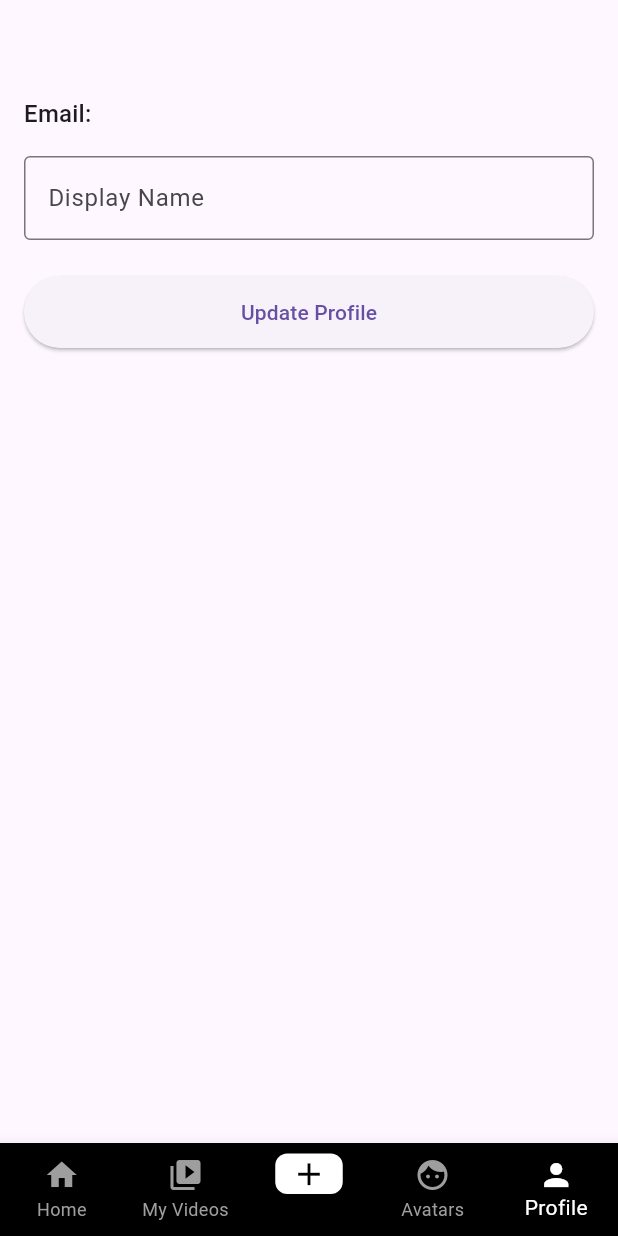
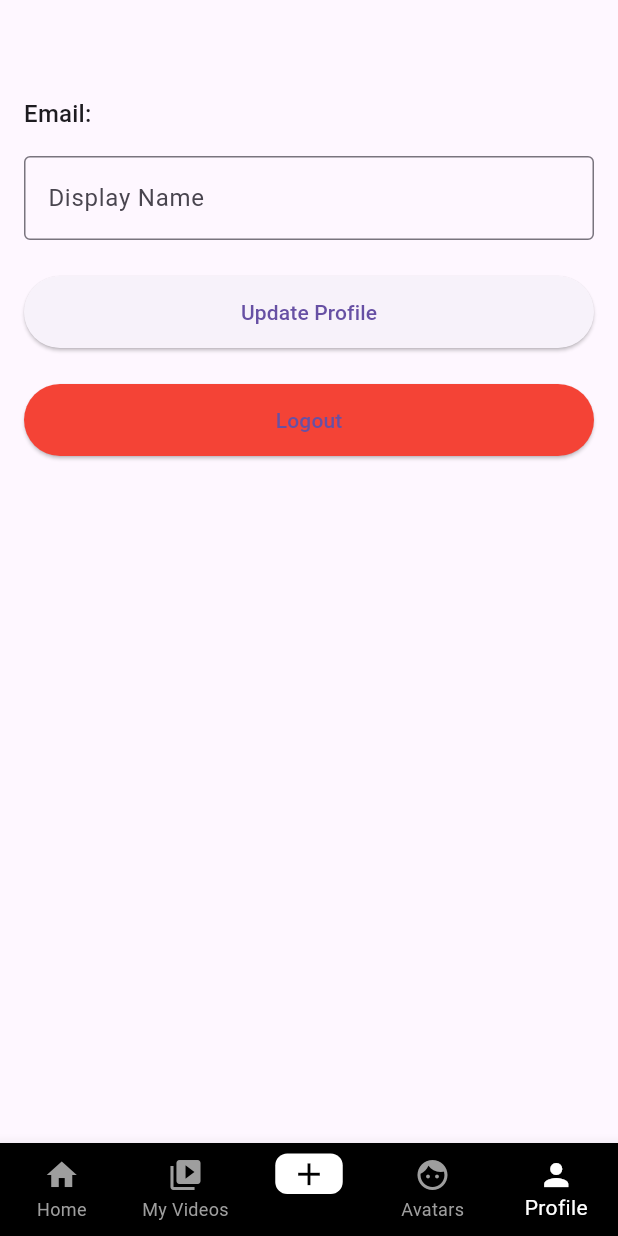
Before and after one commit to FranciscoRecio/mikmok, a Flutter app: the ProfileScreen screen opened by its route, on a phone screen of 412 x 824 dp. Run offline on Flutter 3.47's test engine with Material 3 defaults, Android fonts, the phone set to English and light mode, and no system bars; our stand-ins replace cloud_firestore, firebase_auth, firebase_core, firebase_storage, flutter_svg, go_router and 1 more; missing offline and left inert: cached_video_player_plus, video_compress; accounts and stored records are empty; network calls fail.

Commit message:
Move logout to profile screen

```diff
--- a/lib/screens/profile_screen.dart
+++ b/lib/screens/profile_screen.dart
@@ -95,7 +95,7 @@ class _ProfileScreenState extends State<ProfileScreen> {
               child: Column(
                 crossAxisAlignment: CrossAxisAlignment.start,
                 children: [
-                  const SizedBox(height: 48), // Add padding at the top
+                  const SizedBox(height: 48),
                   Text(
                     'Email: ${_userProfile?.email ?? ""}',
                     style: Theme.of(context).textTheme.titleMedium,
@@ -125,6 +125,21 @@ class _ProfileScreenState extends State<ProfileScreen> {
                           : const Text('Update Profile'),
                     ),
                   ),
+                  const SizedBox(height: 24),
+                  SizedBox(
+                    width: double.infinity,
+                    height: 48,
+                    child: ElevatedButton(
+                      onPressed: () async {
+                        final authProvider = Provider.of<AuthProvider>(context, listen: false);
+                        await authProvider.signOut();
+                      },
+                      style: ElevatedButton.styleFrom(
+                        backgroundColor: Colors.red,
+                      ),
+                      child: const Text('Logout'),
+                    ),
+                  ),
                 ],
               ),
             ),
```
Also changed, not shown: lib/screens/home_screen.dart (+0 -8 lines).
